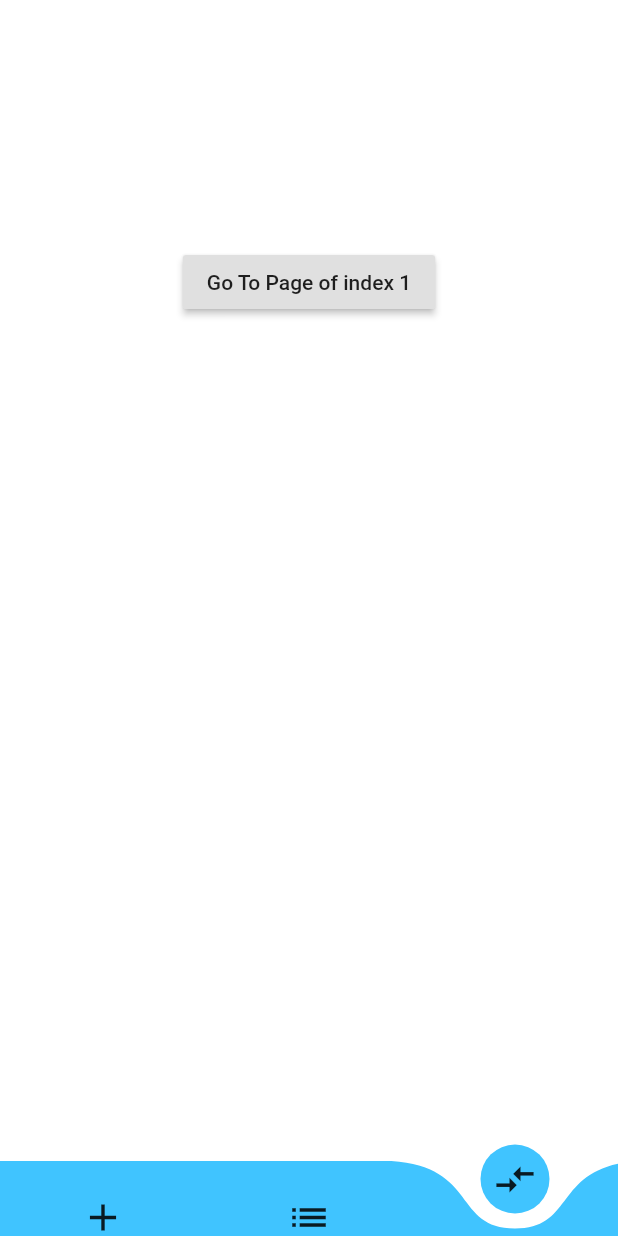
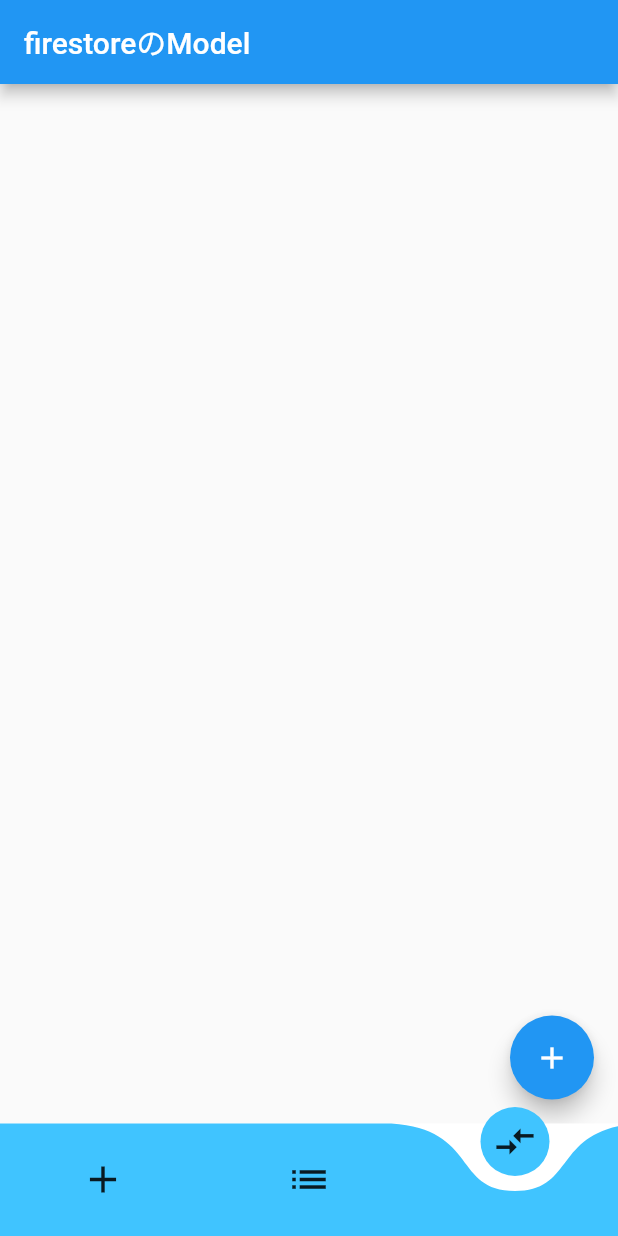
Before and after one commit to IXA-hub/apexpositionapp, a Flutter app: the screen it shows after launch, item 3 of the bottom bar chosen, on a phone screen of 412 x 824 dp. Run offline on Flutter 3.47's test engine with Material 2 defaults, Android fonts, the light colour scheme and no system bars; drawn by our look-alikes of curved_navigation_bar; our stand-ins replace cloud_firestore, firebase_auth, flutter_signin_button, image_picker, toggle_switch; missing offline and left inert: flutter_email_sender, simple_search_bar; accounts and stored records are empty.

Commit message:
sccees!loadingpage

```diff
--- /dev/null
+++ b/lib/Book_list/Book.dart
@@ -0,0 +1,13 @@
+import 'package:cloud_firestore/cloud_firestore.dart';
+
+class Book {
+  Book(DocumentSnapshot doc){
+    documentID = doc.documentID;
+    title = doc['title'];
+    imageURL = doc['imageURL'];
+  }
+
+  String title;
+  String documentID;
+  String imageURL;
+}
--- /dev/null
+++ b/lib/Book_list/Book_List_Model.dart
@@ -0,0 +1,34 @@
+import 'package:cloud_firestore/cloud_firestore.dart';
+import 'package:flutter/cupertino.dart';
+import 'package:flutter/material.dart';
+import 'Book.dart';
+
+
+class BookListModel extends ChangeNotifier {
+  List<Book> books = [];
+  bool isLoading = true;
+
+  startLoading(){
+    isLoading = true;
+  }
+  stopLoading(){
+    isLoading = false;
+  }
+
+  Future fetchBooks() async {
+    startLoading();
+    final docs = await Firestore.instance.collection('books').getDocuments();
+    final books = docs.documents.map((doc) => Book(doc)).toList();
+    this.books = books;
+    notifyListeners();
+    stopLoading();
+  }
+
+  Future deleteBook(Book book) async{
+    await Firestore.instance
+        .collection('books')
+        .document(book.documentID)
+        .delete();
+
+  }
+}
--- /dev/null
+++ b/lib/Book_list/Book_List_page.dart
@@ -0,0 +1,104 @@
+import 'package:flutter/cupertino.dart';
+import 'package:flutter/material.dart';
+import 'package:provider/provider.dart';
+
+import 'Book.dart';
+import 'book_list_model.dart';
+
+class BookListPage extends StatelessWidget {
+  @override
+  Widget build(BuildContext context) {
+    return ChangeNotifierProvider<BookListModel>(
+      create: (_) =>
+      BookListModel()
+        ..fetchBooks(),
+      child: Stack(
+        children: <Widget>[
+          Scaffold(
+            appBar: AppBar(
+              title: Text('firestoreのModel'),
+            ),
+            body: Consumer<BookListModel>(builder: (context, model, child) {
+              final books = model.books;
+              final listTiles =
+              books.map((book) =>
+                  ListTile(
+                    leading: Image.network(
+                      book.imageURL
+                    ),
+                    title: Text(book.title),
+                    trailing: IconButton(
+                      icon: Icon(Icons.edit),
+                    ),
+                    onLongPress: () async {
+                      //todo　削除
+                      await showDialog(
+                        context: context,
+                        builder: (BuildContext context) {
+                          return AlertDialog(
+                            title: Text('${book.title}を削除しますか？'),
+                            actions: <Widget>[
+                              FlatButton(
+                                child: Text('OK'),
+                                onPressed: () async {
+                                  Navigator.of(context).pop();
+                                  await deleteBook(context,model,book);
+                                },
+                              ),
+                            ],
+                          );
+                        },
+                      );
+                    },
+                  )).toList();
+
+              return ListView(
+                children: listTiles,
+              );
+            }),
+            floatingActionButton:
+            Consumer<BookListModel>(builder: (context, model, child) {
+              return FloatingActionButton(
+                child: Icon(Icons.add),
+              );
+            }),
+          ),
+          Consumer<BookListModel>(builder: (context,model,child){
+            return model.isLoading
+                ? Container(
+              child: Center(
+                child: CircularProgressIndicator(),
+              ),
+            )
+                :SizedBox();
+          },)
+        ],
+      ),
+    );
+  }
+
+  Future deleteBook(BuildContext context,BookListModel model,Book book) async {
+    try {
+      await model.deleteBook(book);
+      await model.fetchBooks();
+    } catch (e) {
+      await showDialog(
+        context: context,
+        builder: (BuildContext context) {
+          return AlertDialog(
+            title: Text(e.toString()),
+            actions: <Widget>[
+              FlatButton(
+                child: Text('OK'),
+                onPressed: () {
+                  Navigator.of(context).pop();
+                },
+              ),
+            ],
+          );
+        },
+      );
+      Navigator.of(context).pop();
+    }
+  }
+}
--- a/lib/MainServise/MainServisePage.dart
+++ b/lib/MainServise/MainServisePage.dart
@@ -1,3 +1,5 @@
+import 'package:apexpositionapp/Book_list/Book_List_page.dart';
+import 'package:apexpositionapp/EmailSender/EmailSenderPage.dart';
 import 'package:apexpositionapp/SerectApexDeta/SerectApexDataPage.dart';
 import 'package:apexpositionapp/Sort/SortPage.dart';
 import 'package:curved_navigation_bar/curved_navigation_bar.dart';
@@ -16,7 +18,7 @@
   final _pageWidgets = [
     SerectApexDataPage(),
     SortSettingPage(),
-    _body(),
+    BookListPage(),
   ];
 
   @override
@@ -26,7 +28,7 @@
       bottomNavigationBar: CurvedNavigationBar(
         key: _bottomNavigationKey,
         index: 0,
-        height: 50.0,
+        height: 75.0,
         items: <Widget>[
           Icon(Icons.add, size: 30),
           Icon(Icons.list, size: 30),
@@ -35,7 +37,7 @@
         color: Colors.lightBlueAccent,
         buttonBackgroundColor: Colors.lightBlueAccent,
         backgroundColor: Colors.white,
-        animationCurve: Curves.bounceInOut,
+        animationCurve: Curves.ease,
         animationDuration: Duration(milliseconds: 600),
         onTap: (index) {
           setState(() {
@@ -46,25 +48,3 @@
     );
   }
 }
-
-class _body extends StatelessWidget {
-  @override
-  Widget build(BuildContext context) {
-    return Container(
-      color: Colors.white,
-      child: Center(
-        child: Column(
-          children: <Widget>[
-            Text('', textScaleFactor: 10.0),
-            RaisedButton(
-              child: Text('Go To Page of index 1'),
-              onPressed: () {
-
-              },
-            )
-          ],
-        ),
-      ),
-    );
-  }
-}
--- a/lib/SerectApexDeta/SerectApexDataPage.dart
+++ b/lib/SerectApexDeta/SerectApexDataPage.dart
@@ -13,7 +13,7 @@
         ..fetchApex_data(),
       child: Scaffold(
         // ignore: missing_return
-        body: Consumer<Apex_dataModel>(builder: (context, model, child) {
+        body: Consumer<Apex_dataModel>(builder: (context, model, child){
           final apexDatas = model.apex_datas;
           final listTiles =
           apexDatas.map((Apex_data) =>
--- a/lib/Sort/SortPage.dart
+++ b/lib/Sort/SortPage.dart
@@ -114,7 +114,7 @@
                             activeFgColor: Colors.white,
                             inactiveBgColor: Colors.grey,
                             inactiveFgColor: Colors.white,
-                            labels: ['Male', 'Female'],
+                            labels: ['OFF', 'ON'],
                             activeBgColors: [Colors.blue, Colors.pink],
                             onToggle: (index) {
                               print('switched to: $index');
@@ -135,7 +135,7 @@
                             activeFgColor: Colors.white,
                             inactiveBgColor: Colors.grey,
                             inactiveFgColor: Colors.white,
-                            labels: ['Male', 'Female'],
+                            labels: ['OFF', 'ON'],
                             activeBgColors: [Colors.blue, Colors.pink],
                             onToggle: (index) {
                               print('switched to: $index');
--- a/pubspec.yaml
+++ b/pubspec.yaml
@@ -34,6 +34,8 @@
   toggle_switch: ^0.1.5
   flutter_switch: ^0.1.1
   simple_search_bar: ^0.1.7
+  flutter_email_sender: ^3.0.1
+  image_picker: ^0.6.7+4
 
 
   # The following adds the Cupertino Icons font to your application.
```
Also changed, not shown: lib/EmailSender/EmailSenderPage.dart (added, +139 -0 lines), lib/main.dart (+2 -7 lines), pubspec.lock, 1 other file.
